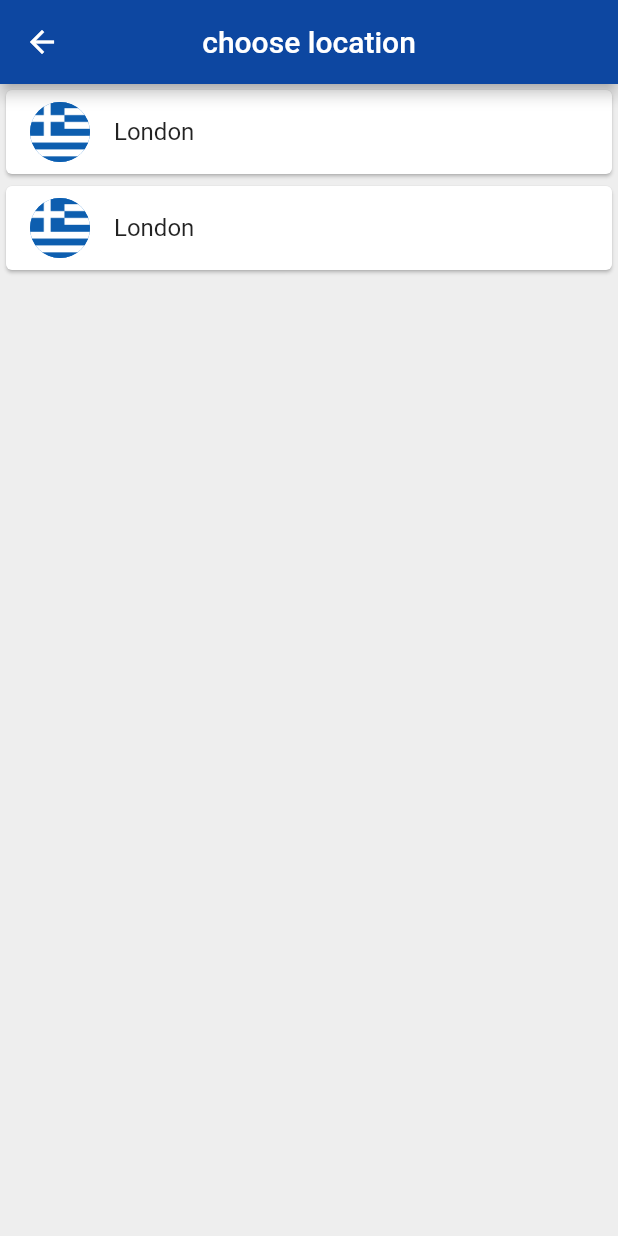
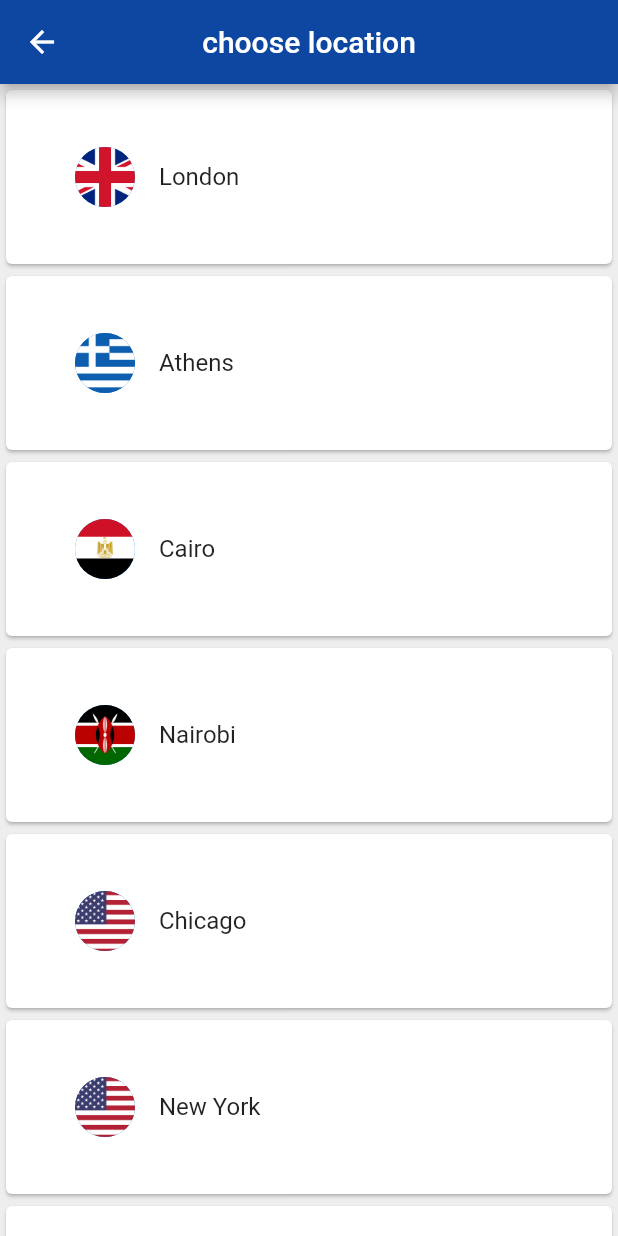
Before and after one commit to ediber/my_flutter_world_time, a Flutter app: the Home screen opened directly with empty values, after a tap on "edit location", on a phone screen of 412 x 824 dp. Run offline on Flutter 3.47's test engine with Material 2 defaults, Android fonts, the phone set to English and light mode, and no system bars; our stand-ins replace flutter_spinkit; network calls fail.

Commit message:
app is working, but ugly

```diff
--- a/lib/main.dart
+++ b/lib/main.dart
@@ -10,7 +10,7 @@ void main() {
     routes: {
       '/':(context) => Loading(),
       '/home': (context) => Home(),
-      '/location': (context) => ChooseLocation(),
+      '/choose_location': (context) => ChooseLocation(),
     },
   ));
 }
--- a/lib/pages/choose_location.dart
+++ b/lib/pages/choose_location.dart
@@ -10,8 +10,14 @@ class _ChooseLocationState extends State<ChooseLocation> {
   int counter = 0;
 
   List<WorldTime> locations = [
-    WorldTime(url: 'Europe/London', location: 'London', flag: 'greece.png'),
-    WorldTime(url: 'Europe/London', location: 'London', flag: 'greece.png'),
+    WorldTime(url: 'Europe/London', location: 'London', flag: 'uk.png'),
+    WorldTime(url: 'Europe/Berlin', location: 'Athens', flag: 'greece.png'),
+    WorldTime(url: 'Africa/Cairo', location: 'Cairo', flag: 'egypt.png'),
+    WorldTime(url: 'Africa/Nairobi', location: 'Nairobi', flag: 'kenya.png'),
+    WorldTime(url: 'America/Chicago', location: 'Chicago', flag: 'usa.png'),
+    WorldTime(url: 'America/New_York', location: 'New York', flag: 'usa.png'),
+    WorldTime(url: 'Asia/Seoul', location: 'Seoul', flag: 'south_korea.png'),
+    WorldTime(url: 'Asia/Jakarta', location: 'Jakarta', flag: 'indonesia.png'),
   ];
 
   @override
@@ -30,11 +36,16 @@ class _ChooseLocationState extends State<ChooseLocation> {
           itemBuilder: (context, index) {
             //   var location = locations[index];
             return Card(
-              child: ListTile(
-                onTap: () {},
-                title: Text('${locations[index].location}'),
-                leading: CircleAvatar(
-                  backgroundImage: AssetImage('assets/${locations[index].flag}'),
+              child: Padding(
+                padding: const EdgeInsets.all(30),
+                child: ListTile(
+                  onTap: () {
+                    locationSelected(locations[index]);
+                  },
+                  title: Text('${locations[index].location}'),
+                  leading: CircleAvatar(
+                    backgroundImage: AssetImage('assets/${locations[index].flag}'),
+                  ),
                 ),
               ),
             );
@@ -42,4 +53,18 @@ class _ChooseLocationState extends State<ChooseLocation> {
         )
     );
   }
+
+  void locationSelected(WorldTime instance) async {
+    await instance.getTime();
+
+    print(instance.location);
+    print(instance.isDayTime);
+
+    Navigator.pop(context, {
+      'location': instance.location,
+      'time': instance.time,
+      'flag': instance.flag,
+      'isDayTime': instance.isDayTime,
+    });
+  }
 }
--- a/lib/pages/home.dart
+++ b/lib/pages/home.dart
@@ -13,7 +13,7 @@ class _HomeState extends State<Home> {
   @override
   Widget build(BuildContext context) {
 
-    data = ModalRoute.of(context).settings.arguments;
+    data = data.isNotEmpty ? data : ModalRoute.of(context).settings.arguments;
     if(data['isDayTime']){
       color = Colors.cyan;
     } else {
@@ -26,14 +26,22 @@ class _HomeState extends State<Home> {
         children: [
           SizedBox(height: 100),
           FlatButton.icon(
-            onPressed: () {
-              Navigator.pushNamed(context, '/location');
+            onPressed: () async{
+              dynamic result = await Navigator.pushNamed(context, '/choose_location');
+              setState(() {
+                data = {
+                  'location': result['location'],
+                  'time': result['time'],
+                  'flag ': result['flag'],
+                  'isDayTime': result['isDayTime'],
+                };
+              });
             },
             icon: Icon(Icons.edit_location),
             label: Text('edit location'),
           ),
           Text(data['location']),
-          Text(data['flag']),
+          // Text(data['flag']),
           Text(data['time']),
         ],
       ),
```
